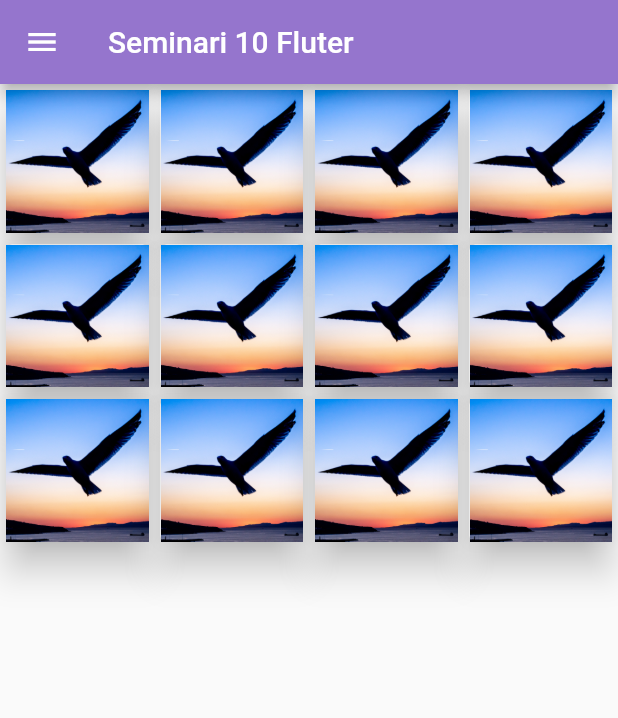
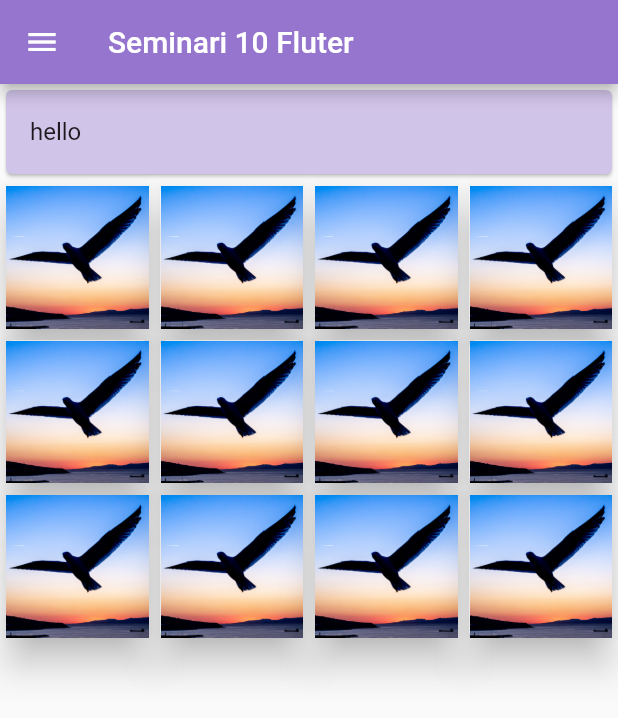
Before and after one commit to irenegordun/EA-SeminariFlutter, a Flutter app: the screen it shows after launch, on a phone screen of 412 x 824 dp. Shown: the top 718 px of the screen. Run offline on Flutter 3.47's test engine with Material 2 defaults, Android fonts, the phone set to English and light mode, and no system bars.

Commit message:
arreglos varios

```diff
--- a/flutter_front/lib/main.dart
+++ b/flutter_front/lib/main.dart
@@ -1,6 +1,5 @@
 import 'package:flutter/material.dart';
-import 'package:flutter_front/views/deleteUser_page.dart';
-import 'package:flutter_front/views/home_page.dart';
+import 'package:flutter_front/views/first_page.dart';
 
 
 void main() {
@@ -13,7 +12,7 @@ class MyApp extends StatelessWidget {
   @override
   Widget build(BuildContext context) {
     return const MaterialApp(
-      home: DeleteUser(),
+      home: FirstPage(),
     );
   }
 }
--- a/flutter_front/lib/views/deleteUser_page.dart
+++ b/flutter_front/lib/views/first_page.dart
@@ -3,14 +3,14 @@ import 'package:flutter/material.dart';
 import '../widgets/drawer.dart';
 
 
-class DeleteUser extends StatefulWidget {
-  const DeleteUser({super.key});
+class FirstPage extends StatefulWidget {
+  const FirstPage({super.key});
 
   @override
-  State<DeleteUser> createState() => _DeleteUser();
+  State<FirstPage> createState() => _FirstPage();
 }
 
-class _DeleteUser extends State<DeleteUser> {
+class _FirstPage extends State<FirstPage> {
   List<String> values=[
     'assets/image1.jpg',
     'assets/image1.jpg',
@@ -33,8 +33,15 @@ class _DeleteUser extends State<DeleteUser> {
         title: const Text('Seminari 10 Fluter'),
         backgroundColor: Colors.deepPurple[300],
       ),
-      body: Container(
-        child:
+      body: Column(
+        children: <Widget>[
+         Card(
+              color: Colors.deepPurple[100],
+              child: const ListTile(
+                title: Text('hello'),
+              ),
+         ),
+        Expanded(child:
         GridView.builder(
           itemCount: 12,
           itemBuilder: (context, index){
@@ -48,6 +55,8 @@ class _DeleteUser extends State<DeleteUser> {
           gridDelegate:
             SliverGridDelegateWithFixedCrossAxisCount(crossAxisCount: 4),
         ),
+        ),
+        ],
       ),
     );
   }
--- a/flutter_front/lib/widgets/form.dart
+++ b/flutter_front/lib/widgets/form.dart
@@ -1,6 +1,6 @@
 import 'package:flutter/material.dart';
 import 'package:flutter_front/models/user.dart';
-import 'package:flutter_front/views/home_page.dart';
+import 'package:flutter_front/views/list_page.dart';
 import '../services/userServices.dart';
 
 
@@ -84,7 +84,6 @@ class _MyStatefulWidgetState extends State<FormWidget> {
             ),
           ),
           TextButton(onPressed: (){
-
             setState (() async {
               String formName = nameController.text.toString();
               print(formName);
@@ -99,7 +98,7 @@ class _MyStatefulWidgetState extends State<FormWidget> {
               var user = User(name: formName, id: "", password: formPassword, email: formEmail);
               await UserServices().createUser(user);
               Navigator.of(context).push(
-                MaterialPageRoute(builder: (context) => HomePage())
+                MaterialPageRoute(builder: (context) => const ListPage())
               );
             });
 
```
Also changed, not shown: flutter_front/lib/views/home_page.dart (deleted, +0 -130 lines), flutter_front/lib/views/list_page.dart (added, +152 -0 lines), flutter_front/lib/widgets/drawer.dart (+5 -5 lines).
